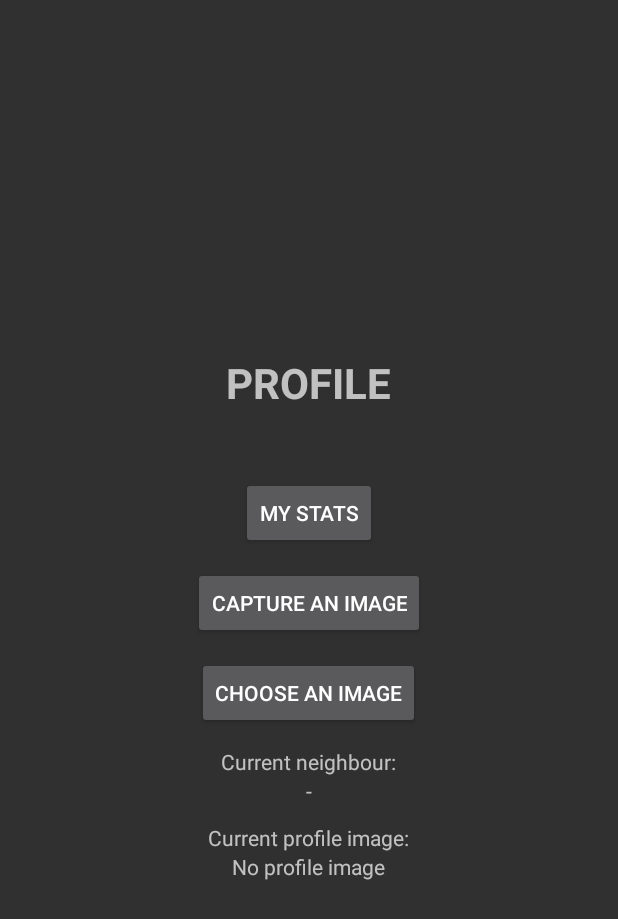
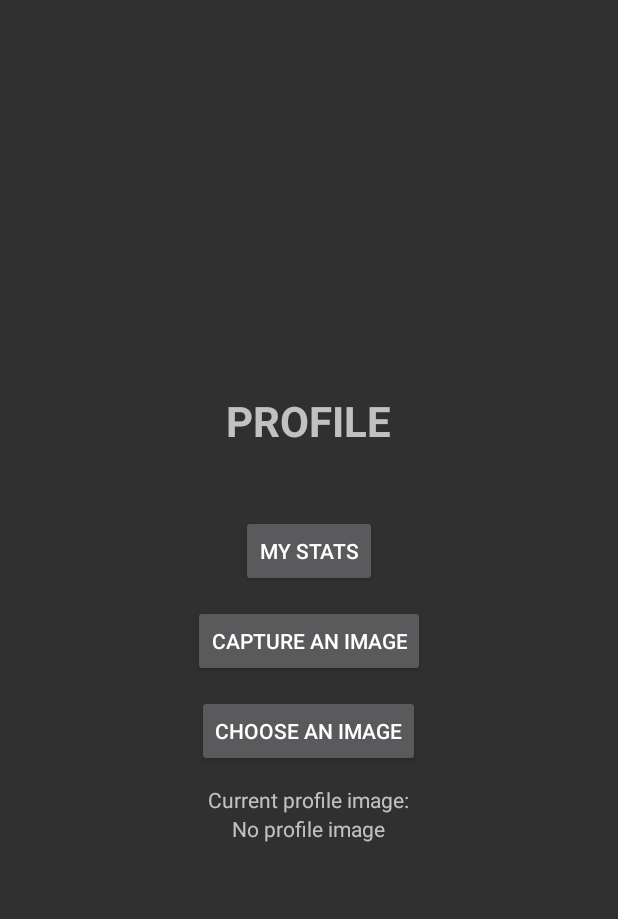
Before and after one commit to tomiplaz/yamb-friends, an Android app: the ProfileActivity screen opened directly, with no data from a screen before it, on a phone screen of 412 x 824 dp. Shown: the top 919 px of the screen. Run offline under Robolectric (Android 15) with nearby library versions, the phone set to English and light mode, and no system bars; libraries missing offline, so code that uses them is left out: retrofit.client; 2 statements that could not run were skipped.

Commit message:
Remove Neighbour feature

```diff
--- a/app/src/main/java/com/plazonic/tomislav/yambfriends/ProfileActivity.java
+++ b/app/src/main/java/com/plazonic/tomislav/yambfriends/ProfileActivity.java
@@ -42,7 +42,7 @@ public class ProfileActivity extends AppCompatActivity implements View.OnClickLi
     private SharedPreferences settings;
     private String username;
     private ImageView ivProfileImage;
-    private TextView tvProfileImageInfo, tvCurrentNeighbour;
+    private TextView tvProfileImageInfo;
     private Uri fileUri;
     private ProgressDialog progressDialog;
     private RestApi restApi;
@@ -57,7 +57,6 @@ public class ProfileActivity extends AppCompatActivity implements View.OnClickLi
 
         ivProfileImage = (ImageView) findViewById(R.id.profile_image);
         tvProfileImageInfo = (TextView) findViewById(R.id.profile_image_info);
-        tvCurrentNeighbour = (TextView) findViewById(R.id.current_neighbour_value);
 
         findViewById(R.id.capture_an_image_button).setOnClickListener(this);
         findViewById(R.id.choose_an_image_button).setOnClickListener(this);
@@ -68,7 +67,6 @@ public class ProfileActivity extends AppCompatActivity implements View.OnClickLi
                 .build()
                 .create(RestApi.class);
 
-        getNeighbour();
         refreshImageView();
     }
 
@@ -291,29 +289,4 @@ public class ProfileActivity extends AppCompatActivity implements View.OnClickLi
         }
     }
 
-    private void getNeighbour() {
-        restApi.getNeighbour(username, new Callback<Response>() {
-            @Override
-            public void success(Response response, Response response2) {
-                try {
-                    InputStream inputStream = response.getBody().in();
-                    InputStreamReader inputStreamReader = new InputStreamReader(inputStream);
-                    BufferedReader bufferedReader = new BufferedReader(inputStreamReader);
-                    String responseString = bufferedReader.readLine();
-
-                    if (!responseString.equals("No neighbour.")) {
-                        tvCurrentNeighbour.setText(responseString);
-                    }
-                } catch (IOException e) {
-                    e.printStackTrace();
-                }
-            }
-
-            @Override
-            public void failure(RetrofitError error) {
-                Toast.makeText(getApplicationContext(), R.string.unsuccessful_http_response, Toast.LENGTH_LONG).show();
-            }
-        });
-    }
-
 }
--- a/app/src/main/java/com/plazonic/tomislav/yambfriends/RestApi.java
+++ b/app/src/main/java/com/plazonic/tomislav/yambfriends/RestApi.java
@@ -87,10 +87,4 @@ public interface RestApi {
             Callback<Response> callback
     );
 
-    @GET("getNeighbour.php")
-    void getNeighbour(
-            @Query("username") String username,
-            Callback<Response> callback
-    );
-
 }
--- a/app/src/main/res/layout/activity_profile.xml
+++ b/app/src/main/res/layout/activity_profile.xml
@@ -41,21 +41,6 @@
         android:text="@string/choose_an_image_button"/>
 
     <TextView
-        android:id="@+id/current_neighbour_label"
-        android:layout_width="wrap_content"
-        android:layout_height="wrap_content"
-        android:layout_marginTop="@dimen/default_top_margin"
-        android:text="@string/current_neighbour_label"
-        android:gravity="center"/>
-
-    <TextView
-        android:id="@+id/current_neighbour_value"
-        android:layout_width="wrap_content"
-        android:layout_height="wrap_content"
-        android:text="@string/placeholder"
-        android:gravity="center"/>
-
-    <TextView
         android:id="@+id/current_profile_image"
         android:layout_width="wrap_content"
         android:layout_height="wrap_content"
--- a/app/src/main/res/values/strings.xml
+++ b/app/src/main/res/values/strings.xml
@@ -108,7 +108,6 @@
     <string name="my_stats_button">My stats</string>
     <string name="capture_an_image_button">Capture an image</string>
     <string name="choose_an_image_button">Choose an image</string>
-    <string name="current_neighbour_label">Current neighbour:</string>
     <string name="current_profile_image">Current profile image:</string>
     <string name="uploading_image">Uploading image&#8230;</string>
     <string name="image_capture_failed">Image capture failed</string>
```
Also changed, not shown: 1 other file.
